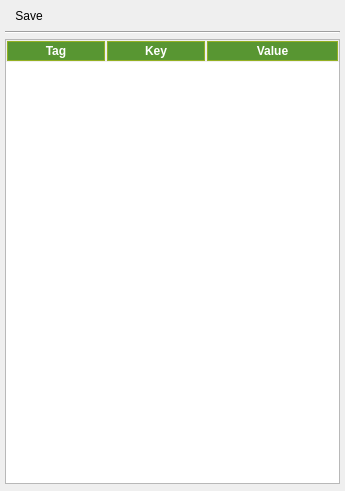
Above: code/ui/ui_FmvMetadata.ui from All4Gis/QGISFMV before the change. Below: the same form after it.
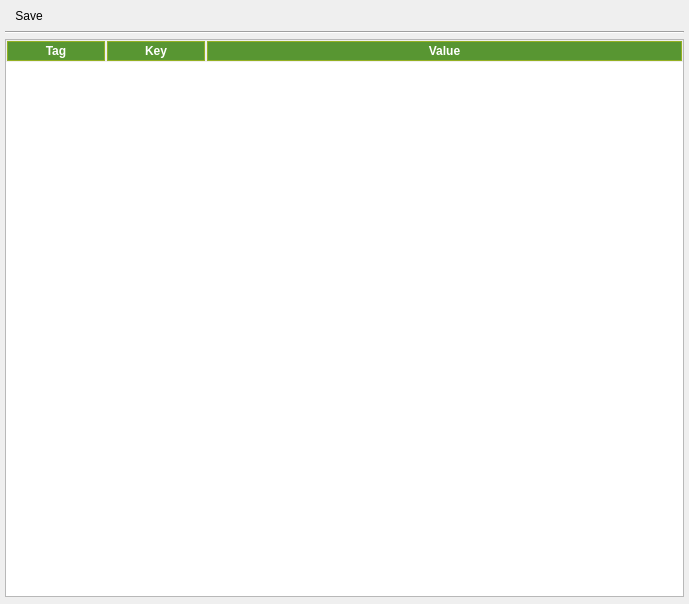
That is the form after the change. Icons and pictures are not drawn.

What changed in the file:
```diff
--- a/code/ui/ui_FmvMetadata.ui
+++ b/code/ui/ui_FmvMetadata.ui
@@ -6,8 +6,8 @@
    <rect>
     <x>0</x>
     <y>0</y>
-    <width>345</width>
-    <height>491</height>
+    <width>689</width>
+    <height>604</height>
    </rect>
   </property>
   <property name="locale">
@@ -82,7 +82,6 @@
 text-align: center;
 font-family: arial;
 font-weight: bold;
-font-size:12px;
 }
 
 QTableView
```
Left out of the diff: 6 changed lines with no effect on the pictures.
